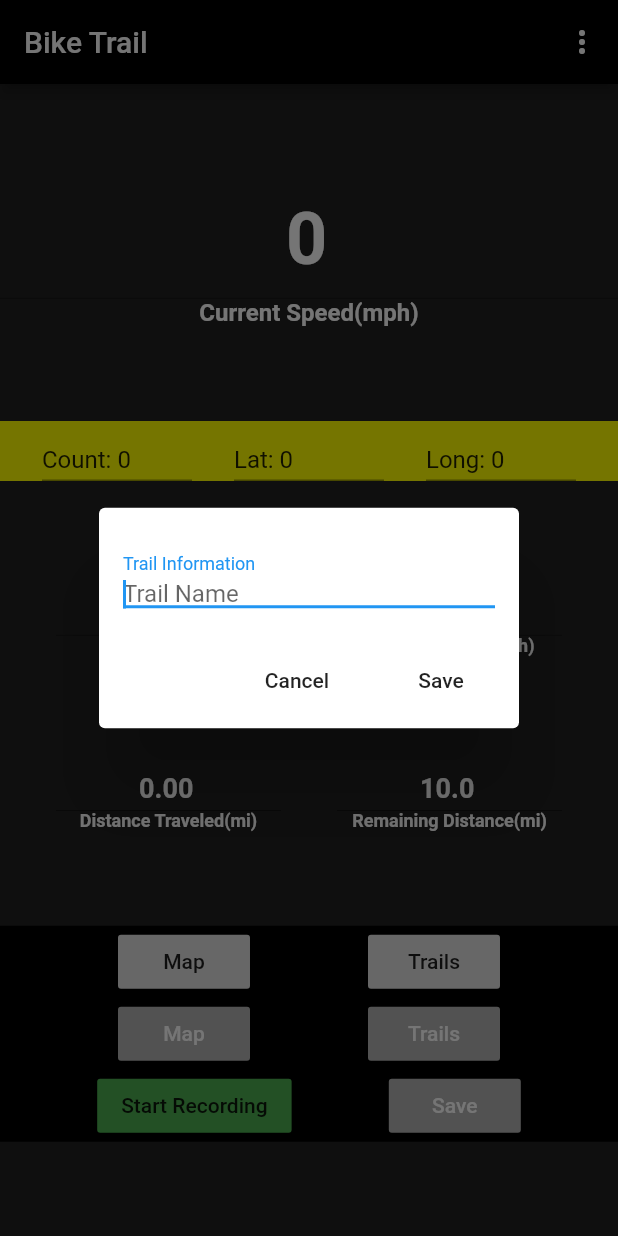
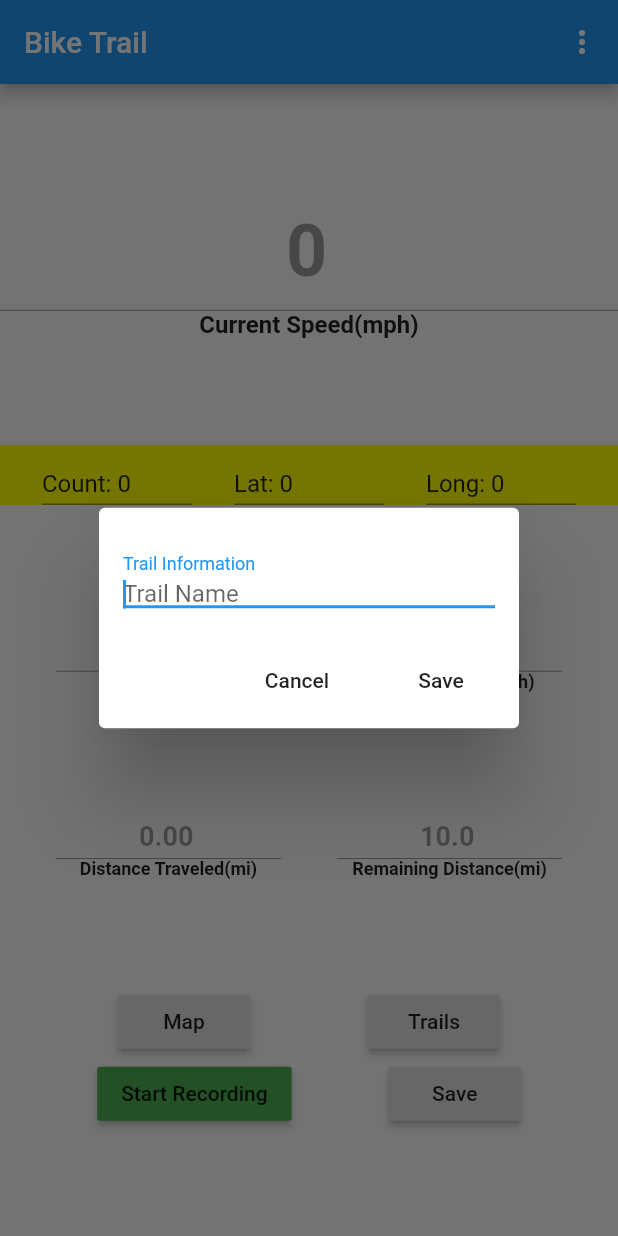
Before and after one commit to finleyp/BikeTrail467, a Flutter app: the screen it shows after launch, after a tap on "Save", on a phone screen of 412 x 824 dp. Run offline on Flutter 3.47's test engine with Material 2 defaults, Android fonts, the light colour scheme and no system bars; our stand-ins replace firebase_database, geolocator, shared_preferences; missing offline and left inert: map_view; accounts and stored records are empty; statements that could not run were skipped.

Commit message:
Fixed on luanch coloring of app to user settings

```diff
--- a/lib/main.dart
+++ b/lib/main.dart
@@ -65,6 +65,7 @@ var aveSpeed = 0.0;
 var uuid = new Uuid();
 var tempSpeed = 0.0;
 
+ThemeData theme;
 
 
 Polyline newLine = new Polyline(
@@ -105,7 +106,6 @@ class _MapPageState extends State<MapPage> {
   final String speedPref = "speedPref";
   final String distPref = "distPref";
   final String darkPref = "darkPref";
-
   // Initilize cameraPosition which displays the location on google maps
   CameraPosition cameraPosition;
 
@@ -309,8 +309,12 @@ class _MapPageState extends State<MapPage> {
     super.initState();
 
     //get the users settings
-    getSettings();
 
+    getSettings().then((result){
+      setState(() {
+        toggleColor(result);
+      });
+    });
     //get th users current location
     getCurrentLocation();
 
@@ -333,13 +337,16 @@ class _MapPageState extends State<MapPage> {
     file.writeAsStringSync(json.encode(tInfo));
   }
 
-  void getSettings() async {
+  Future<Settings> getSettings() async {
+
     settings = new Settings(await getSpeedPref(), await getDistPref(), await getDarkPref());
 
     print("Getting Settings");
     print(settings.isMetricSpeed);
     print(settings.isMetricDist);
     print(settings.isDarkTheme);
+
+    return settings;
   }
 
 
@@ -616,7 +623,7 @@ class _MapPageState extends State<MapPage> {
     //this ensures that the static map has the correct style
     trails.clear();
     buildFromJson();
-
+    toggleColor(settings);
   }
 
   void savedTrailsOption(String choice, Trail trail) {
@@ -630,7 +637,17 @@ class _MapPageState extends State<MapPage> {
 
   }
 
+  void toggleColor(Settings set) {
+    if (set.isDarkTheme) {
 
+      theme = ThemeData.dark();
+
+    } else {
+
+      theme = ThemeData.light();
+
+    }
+  }
   /*
   * This is the face of the app. It will determine what it looks like
   * from the app bar at the top, to each column that is placed below it
@@ -651,12 +668,13 @@ class _MapPageState extends State<MapPage> {
     longController.text = "Long: 0";
     speedController.text = "0";
     altitudeController.text = "Altitude: 0";
-
-    return new Scaffold(
+    return MaterialApp(
+      //theme: settings.isDarkTheme ? ThemeData.dark() : ThemeData.light(),
+      theme : theme,
+      home: Scaffold(
       //appBar is the bar displayed at the top of the screen
       appBar: AppBar(
         title: Text("Bike Trail"),
-        backgroundColor: Colors.black,
         actions: <Widget>[
           PopupMenuButton<String>(
             onSelected: choiceAction,
@@ -672,7 +690,7 @@ class _MapPageState extends State<MapPage> {
         ],
       ),
       body: new Container(
-        decoration: new BoxDecoration(color: Colors.black87),
+       // decoration: new BoxDecoration(color: Colors.black87),
         child: new Column(
 
 
@@ -693,7 +711,7 @@ class _MapPageState extends State<MapPage> {
                       controller: speedController,
                       enabled: false,
                       textAlign: TextAlign.center,
-                      style: new TextStyle(color: Colors.white, fontSize: 48.0, fontWeight: FontWeight.bold,  ),
+                      style: new TextStyle(fontSize: 48.0, fontWeight: FontWeight.bold,  ),
                     ),
                   ),
                   new Container(
@@ -703,7 +721,7 @@ class _MapPageState extends State<MapPage> {
                     child: new Text(
                       'Current Speed(mph)',
                       textAlign: TextAlign.center,
-                      style: new TextStyle(color: Colors.white, fontSize: 16.0, fontWeight: FontWeight.bold, ),
+                      style: new TextStyle(fontSize: 16.0, fontWeight: FontWeight.bold, ),
 
 
                     ),
@@ -769,7 +787,7 @@ class _MapPageState extends State<MapPage> {
                           controller: timeController,
                           enabled: false,
                           textAlign: TextAlign.center,
-                          style: new TextStyle(color: Colors.white, fontSize: 18.0,fontWeight: FontWeight.bold, ),
+                          style: new TextStyle( fontSize: 18.0,fontWeight: FontWeight.bold, ),
                         ),
                       ),
                       new Container(
@@ -779,7 +797,7 @@ class _MapPageState extends State<MapPage> {
                         child: new Text(
                           'Time',
                           textAlign: TextAlign.center,
-                          style: new TextStyle(color: Colors.white, fontSize: 12.0, fontWeight: FontWeight.bold, ),
+                          style: new TextStyle( fontSize: 12.0, fontWeight: FontWeight.bold, ),
 
 
                         ),
@@ -804,7 +822,7 @@ class _MapPageState extends State<MapPage> {
                           controller: aveSpeedController,
                           enabled: false,
                           textAlign: TextAlign.center,
-                          style: new TextStyle(color: Colors.white, fontSize: 18.0,fontWeight: FontWeight.bold, ),
+                          style: new TextStyle( fontSize: 18.0,fontWeight: FontWeight.bold, ),
                         ),
                       ),
 
@@ -815,7 +833,7 @@ class _MapPageState extends State<MapPage> {
                         child: new Text(
                           'Average Speed(mph)',
                           textAlign: TextAlign.center,
-                          style: new TextStyle(color: Colors.white, fontSize: 12.0, fontWeight: FontWeight.bold, ),
+                          style: new TextStyle( fontSize: 12.0, fontWeight: FontWeight.bold, ),
 
 
                         ),
@@ -851,7 +869,7 @@ class _MapPageState extends State<MapPage> {
                           controller: traveledDistanceController,
                           enabled: false,
                           textAlign: TextAlign.center,
-                          style: new TextStyle(color: Colors.white, fontSize: 18.0, fontWeight: FontWeight.bold,),
+                          style: new TextStyle( fontSize: 18.0, fontWeight: FontWeight.bold,),
                         ),
                       ),
                       new Container(
@@ -861,7 +879,7 @@ class _MapPageState extends State<MapPage> {
                         child: new Text(
                           'Distance Traveled(mi)',
                           textAlign: TextAlign.center,
-                          style: new TextStyle(color: Colors.white, fontSize: 12.0, fontWeight: FontWeight.bold, ),
+                          style: new TextStyle( fontSize: 12.0, fontWeight: FontWeight.bold, ),
 
 
                         ),
@@ -887,7 +905,7 @@ class _MapPageState extends State<MapPage> {
                           controller: leftDistanceController,
                           enabled: false,
                           textAlign: TextAlign.center,
-                          style: new TextStyle(color: Colors.white, fontSize: 18.0, fontWeight: FontWeight.bold,),
+                          style: new TextStyle( fontSize: 18.0, fontWeight: FontWeight.bold,),
                         ),
                       ),
 
@@ -898,7 +916,7 @@ class _MapPageState extends State<MapPage> {
                         child: new Text(
                           'Remaining Distance(mi)',
                           textAlign: TextAlign.center,
-                          style: new TextStyle(color: Colors.white, fontSize: 12.0, fontWeight: FontWeight.bold, ),
+                          style: new TextStyle( fontSize: 12.0, fontWeight: FontWeight.bold, ),
 
 
                         ),
@@ -921,7 +939,7 @@ class _MapPageState extends State<MapPage> {
             new Container(
 
 
-        decoration: new BoxDecoration(color: Colors.black),
+        //decoration: new BoxDecoration(color: Colors.black),
         child: new Column(
         children: <Widget>[
 
@@ -945,32 +963,7 @@ class _MapPageState extends State<MapPage> {
           ),
 
 
-                  new Row(
-                    mainAxisAlignment: MainAxisAlignment.spaceEvenly,
-                    children: <Widget>[
-                      new RaisedButton(
-                          child: Text('Map'),
-                          padding: const EdgeInsets.all(8.0),
-                          textColor: Colors.white,
-                          color: Colors.white70,
-                          highlightColor: Colors.white30,
-                          elevation: 2.0,
-                          onPressed: () => showMap(null, null,12.0)
-                      ),
-                      new RaisedButton(
-                          child: Text("Trails"),
-                          padding: const EdgeInsets.all(8.0),
-                          textColor: Colors.white,
-                          color: Colors.white70,
-                          highlightColor: Colors.white30,
-                          onPressed: () {
-                            Navigator.push(context, MaterialPageRoute(builder:
-                                (context) => SavedTrails(trails: trails, callback: (str, trail) => savedTrailsOption(str, trail))));
-                          }
-                      )
-                    ],
 
-                  ),
 
 
 
@@ -990,9 +983,6 @@ class _MapPageState extends State<MapPage> {
                       new RaisedButton(
                           child:  Text("Save"),
                           padding: const EdgeInsets.all(8.0),
-                          textColor: Colors.white,
-                          color: Colors.white70,
-                          highlightColor: Colors.white30,
                           onPressed: _showDialog
                       ),
 
@@ -1011,6 +1001,7 @@ class _MapPageState extends State<MapPage> {
         ),
       ),
 
+    ),
     );
   }
 
```
Also changed, not shown: pubspec.lock.
